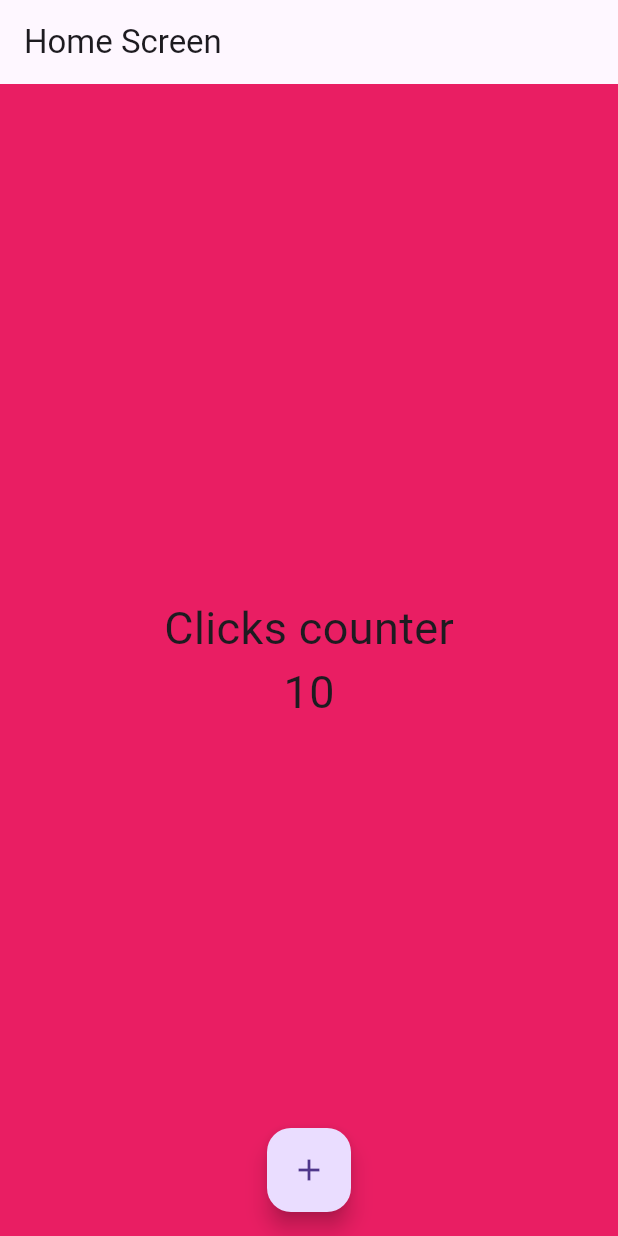
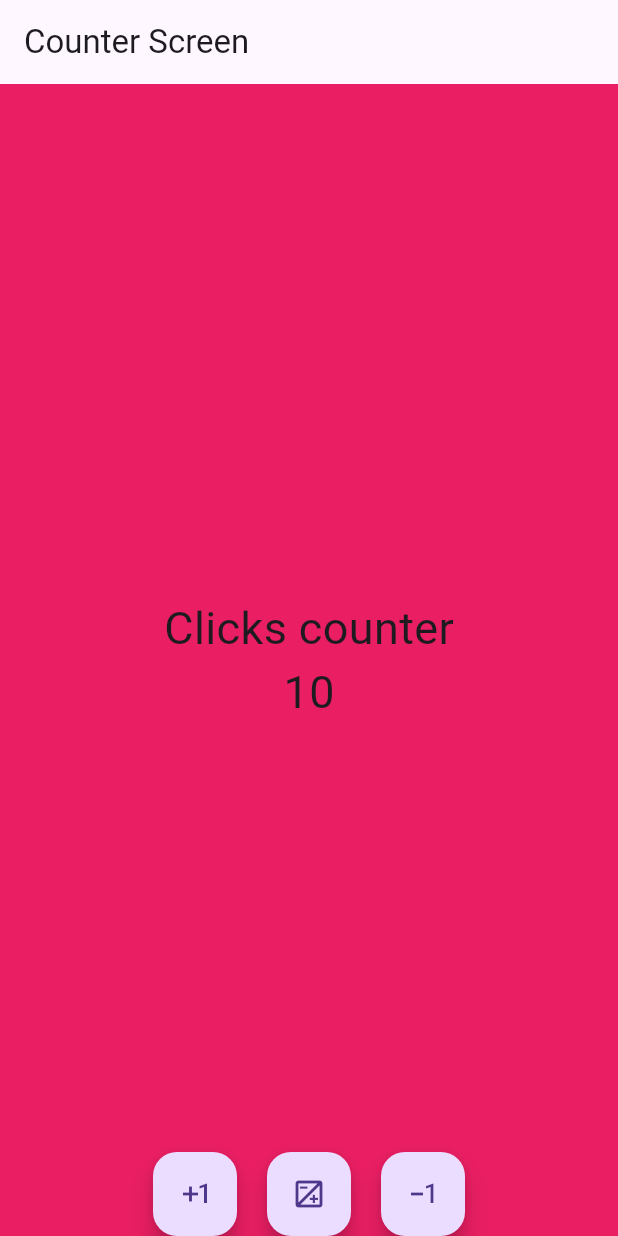
Before and after one commit to x4leqxinn/counter-app-flutter, a Flutter app: the screen it shows after launch, on a phone screen of 412 x 824 dp. Run offline on Flutter 3.47's test engine with Material 3 defaults, Android fonts, the phone set to English and light mode, and no system bars.

Commit message:
add(lib): dynamic buttons added

```diff
--- a/lib/main.dart
+++ b/lib/main.dart
@@ -1,5 +1,5 @@
 import 'package:flutter/material.dart';
-import 'package:my_app/screens/home_screen.dart';
+import 'package:my_app/screens/counter_screen.dart';
 
 void main() {
   runApp(const MyApp());
@@ -11,6 +11,6 @@ class MyApp extends StatelessWidget {
   @override
   Widget build(BuildContext context) {
     return const MaterialApp(
-        debugShowCheckedModeBanner: false, home: HomeScreen());
+        debugShowCheckedModeBanner: false, home: CounterScreen());
   }
 }
--- /dev/null
+++ b/lib/screens/counter_screen.dart
@@ -0,0 +1,70 @@
+import 'package:flutter/material.dart';
+
+class CounterScreen extends StatefulWidget {
+  const CounterScreen({Key? key}) : super(key: key);
+
+  @override
+  State<CounterScreen> createState() => _CounterScreenState();
+}
+
+class _CounterScreenState extends State<CounterScreen> {
+  // propiedad
+  int counter = 10;
+
+  @override
+  Widget build(BuildContext context) {
+    const customFont = TextStyle(fontSize: 30);
+
+    return Scaffold(
+        appBar: AppBar(
+          title: const Text('Counter Screen'),
+          elevation: 0,
+        ),
+        backgroundColor: Colors.pink,
+        body: Center(
+          child: Column(
+            mainAxisAlignment: MainAxisAlignment.center,
+            crossAxisAlignment: CrossAxisAlignment.center,
+            children: <Widget>[
+              const Text('Clicks counter', style: customFont),
+              Text('$counter', style: customFont),
+            ],
+          ),
+        ),
+        floatingActionButtonLocation: FloatingActionButtonLocation.centerDocked,
+        floatingActionButton: Row(
+          mainAxisAlignment: MainAxisAlignment.center,
+          children: [
+            FloatingActionButton(
+              child: const Icon(Icons.exposure_plus_1_outlined),
+              onPressed: () {
+                counter++;
+                setState(() {}); // Redibuja el widget para detectar los cambios
+              },
+            ),
+            const SizedBox(
+              // Caja invisible para separar botones
+              width: 20,
+            ),
+            FloatingActionButton(
+              child: const Icon(Icons.exposure_outlined),
+              onPressed: () {
+                counter = 0;
+                setState(() {}); // Redibuja el widget para detectar los cambios
+              },
+            ),
+            const SizedBox(
+              // Caja invisible para separar botones
+              width: 20,
+            ),
+            FloatingActionButton(
+              child: const Icon(Icons.exposure_minus_1_outlined),
+              onPressed: () {
+                counter--;
+                setState(() {}); // Redibuja el widget para detectar los cambios
+              },
+            ),
+          ],
+        ));
+  }
+}
```
